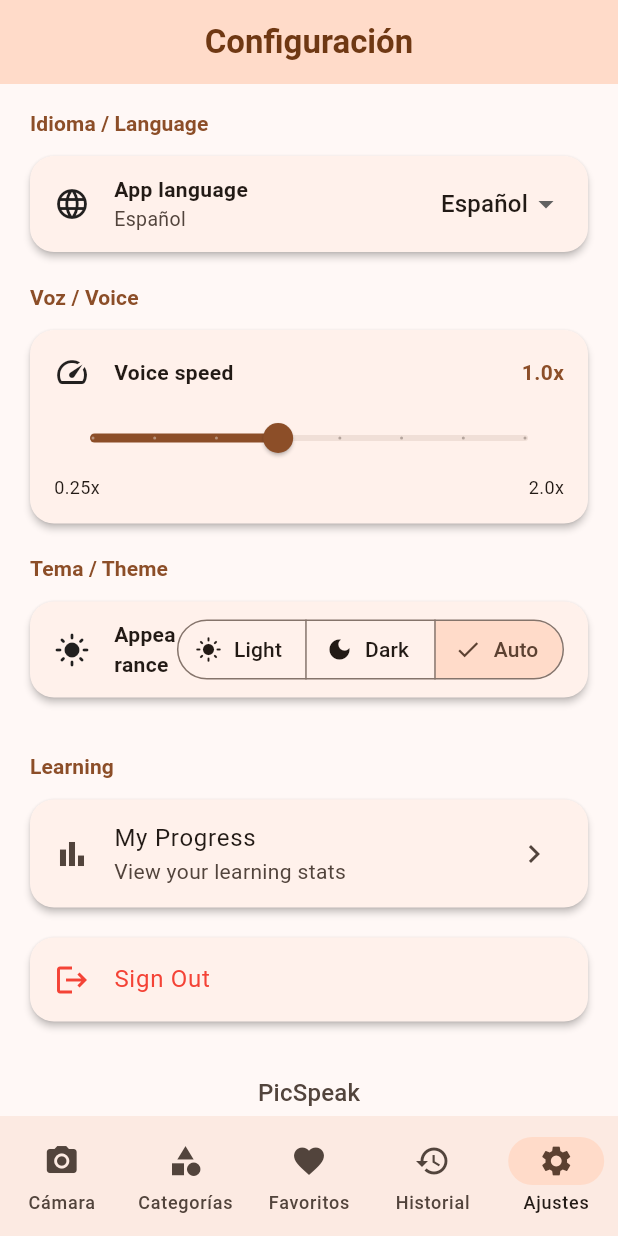
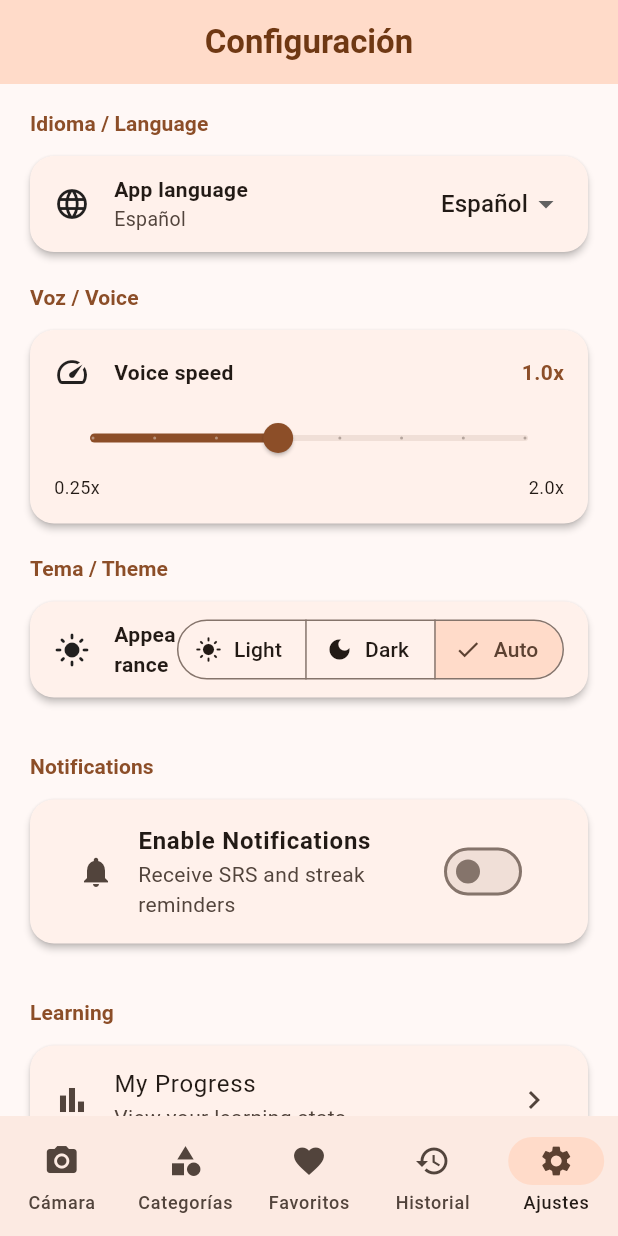
Before and after one commit to Jameshz16/picspeak, a Flutter app: the SettingsScreen screen opened by its route, on a phone screen of 412 x 824 dp. Run offline on Flutter 3.47's test engine with Material 3 defaults, Android fonts, the phone set to English and light mode, and no system bars; our stand-ins replace camera, cloud_firestore, firebase_auth, firebase_core, firebase_messaging, flutter_local_notifications and 7 more; missing offline and left inert: google_mlkit_image_labeling, google_mlkit_object_detection; accounts and stored records are empty; generated files the repository leaves out were written again.

Commit message:
feat(notifications): UI settings section, main.dart init, deep-link handler (PR 3/4)

```diff
--- a/PicSpeak/lib/features/app_settings/presentation/settings_screen.dart
+++ b/PicSpeak/lib/features/app_settings/presentation/settings_screen.dart
@@ -5,6 +5,7 @@ import 'package:go_router/go_router.dart';
 import '../../../app/theme.dart';
 import '../../auth/data/auth_providers.dart';
 import '../../auth/domain/auth_repository.dart';
+import '../../notifications/presentation/notification_settings_section.dart';
 import '../domain/app_settings.dart';
 import '../data/settings_providers.dart';
 
@@ -185,6 +186,8 @@ class SettingsScreen extends ConsumerWidget {
           ),
         ),
         const SizedBox(height: 32),
+        const NotificationSettingsSection(),
+        const SizedBox(height: 32),
         _SectionHeader(title: 'Learning'),
         Card(
           child: ListTile(
--- a/PicSpeak/lib/features/notifications/domain/notification_repository.dart
+++ b/PicSpeak/lib/features/notifications/domain/notification_repository.dart
@@ -1,3 +1,5 @@
+import '../../app_settings/domain/app_settings.dart';
+
 abstract class NotificationRepository {
   /// Request notification permission from the OS.
   /// Returns true if permission was granted.
@@ -18,4 +20,7 @@ abstract class NotificationRepository {
 
   /// Cancel scheduled notifications by type (e.g., 'srs', 'streak').
   Future<void> cancelByType(String type);
+
+  /// Reschedule all notifications based on current settings.
+  Future<void> rescheduleAll({required AppSettings settings});
 }
--- /dev/null
+++ b/PicSpeak/lib/features/notifications/presentation/notification_settings_section.dart
@@ -0,0 +1,247 @@
+import 'package:flutter/material.dart';
+import 'package:flutter_riverpod/flutter_riverpod.dart';
+
+import '../../app_settings/data/settings_providers.dart';
+import '../../app_settings/domain/app_settings.dart';
+import '../data/notification_providers.dart';
+import '../domain/notification_repository.dart';
+
+class NotificationSettingsSection extends ConsumerStatefulWidget {
+  const NotificationSettingsSection({super.key});
+
+  @override
+  ConsumerState<NotificationSettingsSection> createState() =>
+      _NotificationSettingsSectionState();
+}
+
+class _NotificationSettingsSectionState
+    extends ConsumerState<NotificationSettingsSection> {
+  bool _isLoading = false;
+
+  @override
+  Widget build(BuildContext context) {
+    final theme = Theme.of(context);
+    final settingsAsync = ref.watch(settingsProvider);
+    final repository = ref.read(settingsRepositoryProvider);
+    final notificationRepo = ref.read(notificationRepositoryProvider);
+
+    return settingsAsync.when(
+      data: (settings) => _buildSection(context, settings, repository, notificationRepo),
+      loading: () => const SizedBox.shrink(),
+      error: (_, __) => const SizedBox.shrink(),
+    );
+  }
+
+  Widget _buildSection(
+    BuildContext context,
+    AppSettings settings,
+    dynamic repository,
+    NotificationRepository notificationRepo,
+  ) {
+    final theme = Theme.of(context);
+
+    return Column(
+      crossAxisAlignment: CrossAxisAlignment.start,
+      children: [
+        _SectionHeader(title: 'Notifications'),
+        Card(
+          child: Padding(
+            padding: const EdgeInsets.symmetric(horizontal: 16, vertical: 8),
+            child: Column(
+              children: [
+                // Master toggle
+                SwitchListTile(
+                  title: const Text(
+                    'Enable Notifications',
+                    style: TextStyle(fontWeight: FontWeight.w600),
+                  ),
+                  subtitle: const Text('Receive SRS and streak reminders'),
+                  secondary: const Icon(Icons.notifications),
+                  value: settings.notificationsEnabled,
+                  onChanged: _isLoading
+                      ? null
+                      : (value) => _toggleMaster(
+                          repository, notificationRepo, settings, value),
+                ),
+                if (settings.notificationsEnabled) ...[
+                  const Divider(),
+                  // SRS reminders toggle
+                  Padding(
+                    padding: const EdgeInsets.only(left: 32),
+                    child: SwitchListTile(
+                      title: const Text('SRS Review Reminders'),
+                      subtitle: const Text('Remind you to review due cards'),
+                      value: settings.srsRemindersEnabled,
+                      onChanged: (value) {
+                        final updated =
+                            settings.copyWith(srsRemindersEnabled: value);
+                        repository.save(updated);
+                        _rescheduleAll(notificationRepo, updated);
+                      },
+                    ),
+                  ),
+                  // Streak reminders toggle
+                  Padding(
+                    padding: const EdgeInsets.only(left: 32),
+                    child: SwitchListTile(
+                      title: const Text('Streak Reminders'),
+                      subtitle: const Text('Protect your learning streak'),
+                      value: settings.streakRemindersEnabled,
+                      onChanged: (value) {
+                        final updated =
+                            settings.copyWith(streakRemindersEnabled: value);
+                        repository.save(updated);
+                        _rescheduleAll(notificationRepo, updated);
+                      },
+                    ),
+                  ),
+                  const Divider(),
+                  // Quiet hours toggle
+                  SwitchListTile(
+                    title: const Text('Quiet Hours'),
+                    subtitle: const Text('No notifications between 9 PM and 8 AM'),
+                    secondary: const Icon(Icons.nightlight_round),
+                    value: settings.quietHoursEnabled,
+                    onChanged: (value) {
+                      final updated =
+                          settings.copyWith(quietHoursEnabled: value);
+                      repository.save(updated);
+                      _rescheduleAll(notificationRepo, updated);
+                    },
+                  ),
+                  const Divider(),
+                  // Custom schedule time
+                  ListTile(
+                    leading: const Icon(Icons.schedule),
+                    title: const Text('Custom Schedule Time'),
+                    subtitle: Text(
+                      settings.customScheduleTime != null
+                          ? 'Set to ${settings.customScheduleTime}'
+                          : 'Using learned schedule time',
+                    ),
+                    trailing: Row(
+                      mainAxisSize: MainAxisSize.min,
+                      children: [
+                        if (settings.customScheduleTime != null)
+                          IconButton(
+                            icon: const Icon(Icons.clear),
+                            onPressed: () {
+                              final updated = settings.copyWith(
+                                clearCustomScheduleTime: true,
+                              );
+                              repository.save(updated);
+                              _rescheduleAll(notificationRepo, updated);
+                            },
+                          ),
+                        IconButton(
+                          icon: const Icon(Icons.access_time),
+                          onPressed: () => _pickTime(
+                              context, repository, notificationRepo, settings),
+                        ),
+                      ],
+                    ),
+                  ),
+                ],
+              ],
+            ),
+          ),
+        ),
+      ],
+    );
+  }
+
+  Future<void> _toggleMaster(
+    dynamic repository,
+    NotificationRepository notificationRepo,
+    AppSettings settings,
+    bool enable,
+  ) async {
+    setState(() => _isLoading = true);
+    try {
+      if (enable) {
+        // Request permission first
+        final granted = await notificationRepo.requestPermission();
+        if (!granted) {
+          // Permission denied, don't enable
+          return;
+        }
+      }
+
+      final updated = settings.copyWith(notificationsEnabled: enable);
+      await repository.save(updated);
+
+      if (enable) {
+        await _rescheduleAll(notificationRepo, updated);
+      } else {
+        await notificationRepo.cancelAll();
+      }
+    } finally {
+      if (mounted) setState(() => _isLoading = false);
+    }
+  }
+
+  Future<void> _rescheduleAll(
+    NotificationRepository notificationRepo,
+    AppSettings settings,
+  ) async {
+    try {
+      await notificationRepo.rescheduleAll(settings: settings);
+    } catch (e) {
+      // Silent failure - notification scheduling can fail without crashing
+    }
+  }
+
+  Future<void> _pickTime(
+    BuildContext context,
+    dynamic repository,
+    NotificationRepository notificationRepo,
+    AppSettings settings,
+  ) async {
+    final initialTime = settings.customScheduleTime != null
+        ? _parseTimeOfDay(settings.customScheduleTime!)
+        : const TimeOfDay(hour: 16, minute: 0);
+
+    final picked = await showTimePicker(
+      context: context,
+      initialTime: initialTime,
+    );
+
+    if (picked != null) {
+      final timeStr =
+          '${picked.hour.toString().padLeft(2, '0')}:${picked.minute.toString().padLeft(2, '0')}';
+      final updated = settings.copyWith(customScheduleTime: timeStr);
+      await repository.save(updated);
+      await _rescheduleAll(notificationRepo, updated);
+    }
+  }
+
+  TimeOfDay _parseTimeOfDay(String timeStr) {
+    final parts = timeStr.split(':');
+    if (parts.length == 2) {
+      final hour = int.tryParse(parts[0]) ?? 16;
+      final minute = int.tryParse(parts[1]) ?? 0;
+      return TimeOfDay(hour: hour, minute: minute);
+    }
+    return const TimeOfDay(hour: 16, minute: 0);
+  }
+}
+
+class _SectionHeader extends StatelessWidget {
+  final String title;
+
+  const _SectionHeader({required this.title});
+
+  @override
+  Widget build(BuildContext context) {
+    return Padding(
+      padding: const EdgeInsets.only(bottom: 8, left: 4),
+      child: Text(
+        title,
+        style: Theme.of(context).textTheme.titleSmall?.copyWith(
+              fontWeight: FontWeight.w600,
+              color: Theme.of(context).colorScheme.primary,
+            ),
+      ),
+    );
+  }
+}
```
Also changed, not shown: PicSpeak/lib/main.dart (+58 -2 lines), 5 other files.
